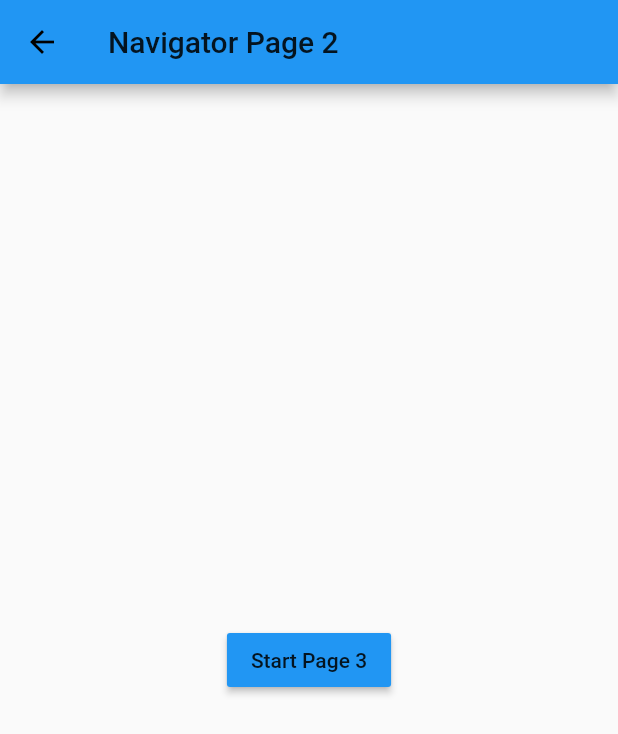
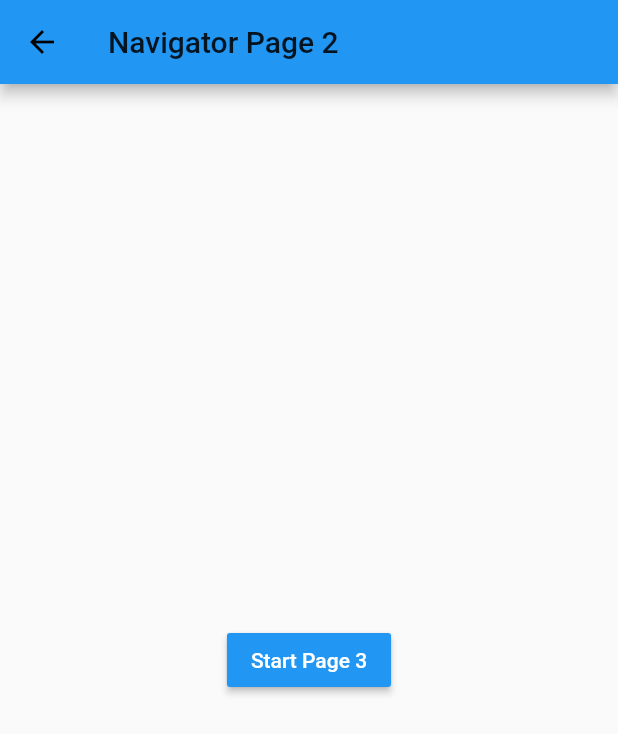
Before and after one commit to pedromassango/flutter-navigator, a Flutter app: the PageTwo screen opened by its route, on a phone screen of 412 x 824 dp. Shown: the top 734 px of the screen. Run offline on Flutter 3.47's test engine with Material 2 defaults, Android fonts, the phone set to English and light mode, and no system bars.

Commit message:
page two button text color updated

```diff
--- a/lib/page_two.dart
+++ b/lib/page_two.dart
@@ -12,7 +12,10 @@ class _PageTwoState extends State<PageTwo>{
       appBar: new AppBar(title: new Text('Navigator Page 2'),
       backgroundColor: Colors.blue,),
       body: new Center(
-        child: MaterialButton(child: new Text('Start Page 3'),
+        child: MaterialButton(
+          child: new Text('Start Page 3',
+          style: TextStyle(color: Colors.white),
+        ),
           color: Colors.blue,
           onPressed: (){
           Navigator.of(context).pushNamed('/page_three');
```
